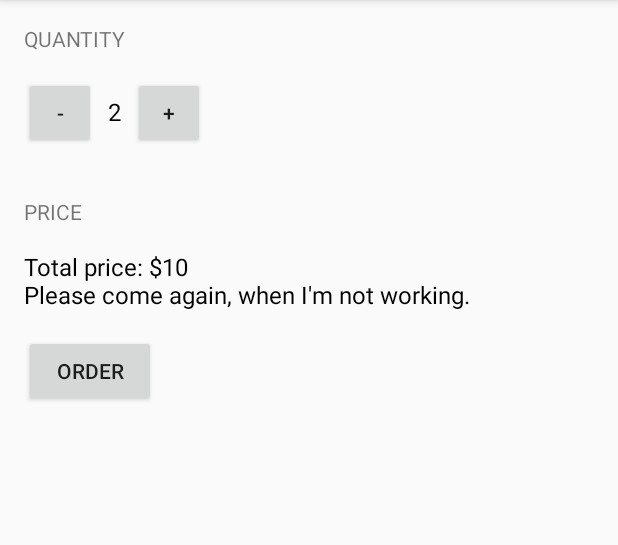
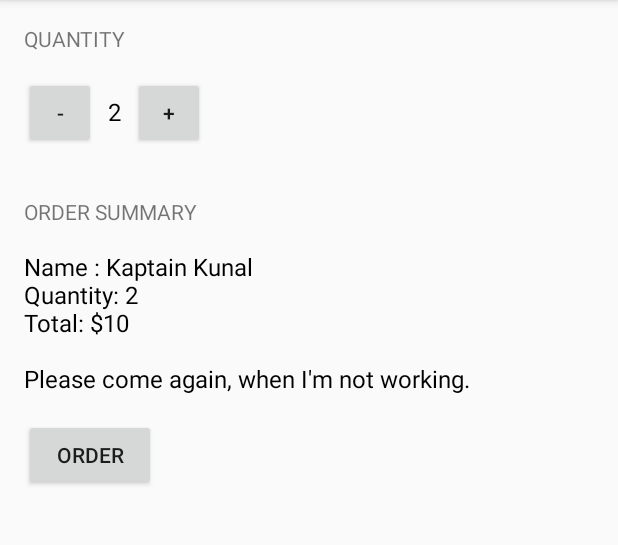
Before and after one commit to rewrib/JustJava, an Android app: the screen it shows after launch (MainActivity), after a tap on "ORDER", on a phone screen of 412 x 824 dp, the part 84-629 px from its top. Run offline under Robolectric (Android 15) with nearby library versions, the phone set to English and light mode, and no system bars.

Commit message:
Giving an order summary in addition to the price

```diff
--- a/app/src/main/java/com/example/justjava/MainActivity.java
+++ b/app/src/main/java/com/example/justjava/MainActivity.java
@@ -34,8 +34,16 @@ public class MainActivity extends AppCompatActivity {
     int quantity = 2;
     public void submitOrder(View view) {
         int price = quantity * 5;
-        String priceMessage ="Total price: $"  + price + "\nPlease come again, when I'm not working.";
-        displayMessage(priceMessage);
+        displayMessage(createOrderSummary(price));
+    }
+
+    private String createOrderSummary(int price) {
+        String priceMessage = "Name : Kaptain Kunal" +
+                "\nQuantity: " + quantity +
+                "\nTotal: $" + price +
+                "\n\nPlease come again, when I'm not working.";
+        return priceMessage;
+
     }
     public void increment(View view) {
         quantity++;
@@ -52,12 +60,10 @@ public class MainActivity extends AppCompatActivity {
      * This method displays the given text on the screen.
      */
     private void displayMessage(String message) {
-        TextView priceTextView = (TextView) findViewById(R.id.price_text_view);
-        priceTextView.setText(message);
+        TextView orderSummaryTextView = (TextView) findViewById(R.id.order_summary_text_view);
+        orderSummaryTextView.setText(message);
     }
-    /**
-     * This method displays the given price on the screen.
-     */
+
     /**
      * This method displays the given quantity value on the screen.
      */
@@ -65,8 +71,5 @@ public class MainActivity extends AppCompatActivity {
         TextView quantityTextView = (TextView) findViewById(R.id.quantity_text_view);
         quantityTextView.setText("" + numberOfCoffees);
     }
-    private void displayPrice(int number) {
-        TextView priceTextView = (TextView) findViewById(R.id.price_text_view);
-        priceTextView.setText(NumberFormat.getCurrencyInstance().format(number));
-    }
+
 }
--- a/app/src/main/res/layout/activity_main.xml
+++ b/app/src/main/res/layout/activity_main.xml
@@ -62,7 +62,7 @@
     <TextView
         android:layout_width="wrap_content"
         android:layout_height="wrap_content"
-        android:text="PRICE"
+        android:text="ORDER SUMMARY"
 
         android:layout_marginBottom="16dp"
         />
@@ -72,7 +72,7 @@
         android:text="$10"
         android:textSize="16sp"
         android:textColor="@android:color/black"
-        android:id="@+id/price_text_view"
+        android:id="@+id/order_summary_text_view"
         />
     <Button
 
```
